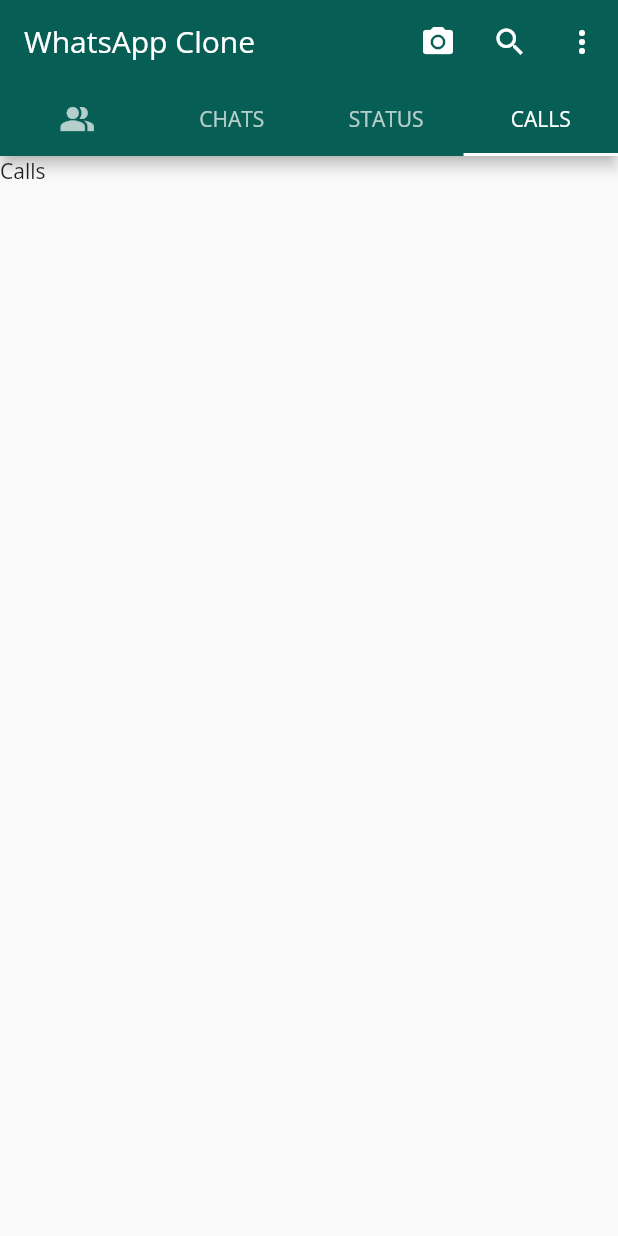
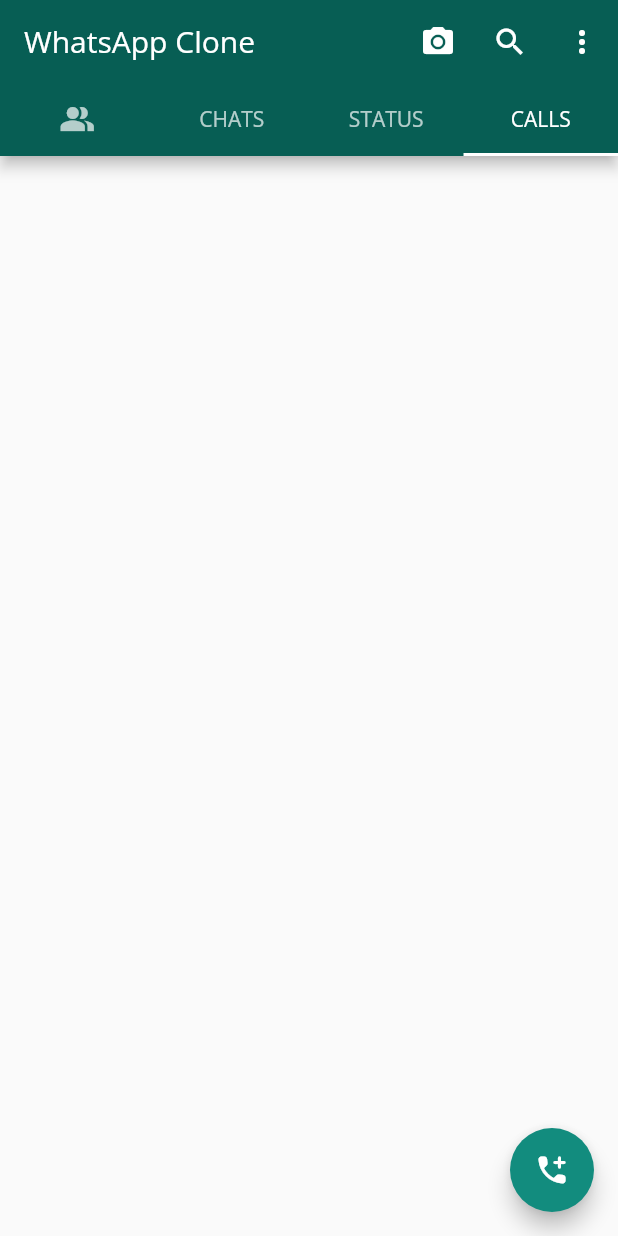
Before and after one commit to NimeshPiyumantha/Flutter_Chat_App, a Flutter app: the screen it shows after launch, tab 4 chosen, on a phone screen of 412 x 824 dp. Run offline on Flutter 3.47's test engine with Material 2 defaults, Android fonts, the phone set to English and light mode, and no system bars.

```diff
--- /dev/null
+++ b/lib/pages/calls_page.dart
@@ -0,0 +1,20 @@
+import 'package:flutter/material.dart';
+
+class CallsPage extends StatefulWidget {
+  const CallsPage({super.key});
+
+  @override
+  State<CallsPage> createState() => _CallsPageState();
+}
+
+class _CallsPageState extends State<CallsPage> {
+  @override
+  Widget build(BuildContext context) {
+    return Scaffold(
+      floatingActionButton: FloatingActionButton(
+        onPressed: () {},
+        child: const Icon(Icons.add_ic_call_rounded),
+      ),
+    );
+  }
+}
--- a/lib/screen/home_screen.dart
+++ b/lib/screen/home_screen.dart
@@ -1,4 +1,5 @@
 import 'package:flutter/material.dart';
+import 'package:flutter_chat_app/pages/calls_page.dart';
 import 'package:flutter_chat_app/pages/chat_page.dart';
 import 'package:flutter_chat_app/pages/status_page.dart';
 
@@ -82,7 +83,7 @@
           Text("Community"),
           ChatPage(),
           StatusPage(),
-          Text("Calls"),
+          CallsPage(),
         ],
       ),
     );
--- a/pubspec.yaml
+++ b/pubspec.yaml
@@ -79,7 +79,7 @@
         - asset: fonts/OpenSans-Bold.ttf
         - asset: fonts/OpenSans-Regular.ttf
         - asset: fonts/OpenSans-Italic.ttf
-          style: bold
+          style: italic
     # - family: Trajan Pro
     #   fonts:
     #     - asset: fonts/TrajanPro.ttf
```
